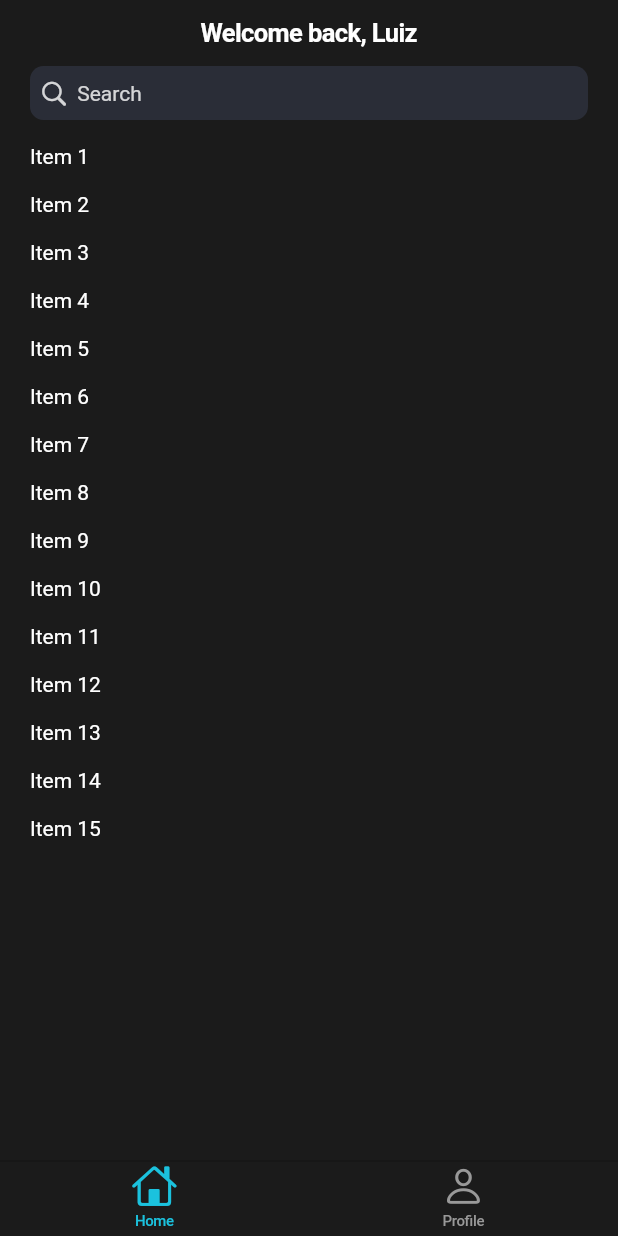
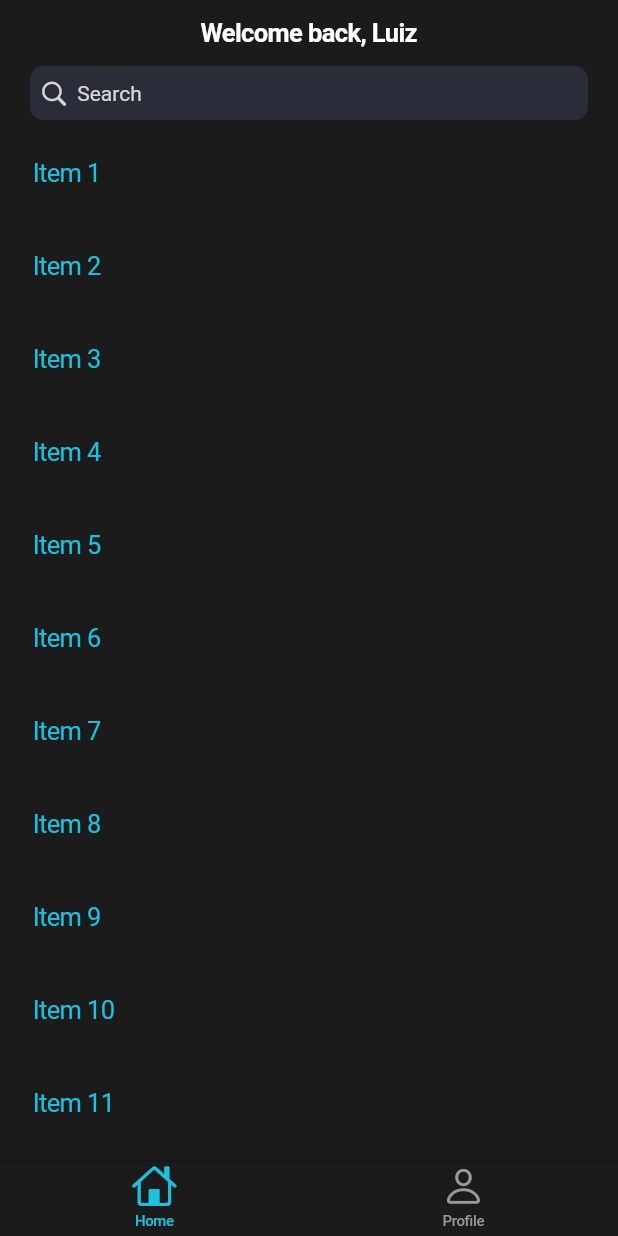
Before and after one commit to LuizGuerra/Flutter-BoilerPlate, a Flutter app: the screen it shows after launch, on a phone screen of 412 x 824 dp. Run offline on Flutter 3.47's test engine with Material 2 defaults, Android fonts, the phone set to English and light mode, and no system bars; our stand-ins replace localstorage; accounts and stored records are empty.

Commit message:
Present routing

```diff
--- a/boilerplate/lib/interface/components/filterable_list_widget.dart
+++ b/boilerplate/lib/interface/components/filterable_list_widget.dart
@@ -1,3 +1,5 @@
+import 'package:boilerplate/interface/components/small_reusable_button.dart';
+import 'package:boilerplate/router/routes.dart';
 import 'package:flutter/cupertino.dart';
 
 import '../../controller/filtered_content_controller.dart';
@@ -11,13 +13,12 @@ class FilterableListWidget<T> extends StatefulWidget {
 }
 
 class FilterableStateListWidget extends State<FilterableListWidget> {
-  static const double _betweenCellsPadding = 8;
+  static const double _betweenCellsPadding = 4;
   @override
   Widget build(BuildContext context) {
     final list = widget.contentController.getList();
     final length = list.length;
     return ListView.builder(
-      physics: const NeverScrollableScrollPhysics(),
       shrinkWrap: true,
       itemCount: length + 2,
       itemBuilder: (context, index) {
@@ -28,7 +29,13 @@ class FilterableStateListWidget extends State<FilterableListWidget> {
         return Padding(
           padding: const EdgeInsets.symmetric(
               horizontal: 20, vertical: _betweenCellsPadding),
-          child: Text("Item ${list[actualIndex]}"),
+          child: SmallReusableButton(
+            configuration: SmallButtonConfigurations.plain(),
+            onPressed: (){
+              Navigator.of(context).pushNamed(Routes.homeFollowUp, arguments: actualIndex);
+            },
+            child: Row(children: [Text("Item ${list[actualIndex]}"), const Spacer()]),
+          ),
         );
       },
     );
--- a/boilerplate/lib/interface/views/home_tab/home.dart
+++ b/boilerplate/lib/interface/views/home_tab/home.dart
@@ -12,9 +12,32 @@ class Home extends StatefulWidget {
 }
 
 class _HomeState extends State<Home> {
-  final customList = <int>[1, 2, 3, 4, 5, 6, 7, 8, 9, 10, 11, 12, 13, 14, 15];
-  final contentController = FilteredContentController<int>(
-      content: <int>[1, 2, 3, 4, 5, 6, 7, 8, 9, 10, 11, 12, 13, 14, 15]);
+  final contentController = FilteredContentController<int>(content: <int>[
+    1,
+    2,
+    3,
+    4,
+    5,
+    6,
+    7,
+    8,
+    9,
+    10,
+    11,
+    12,
+    13,
+    14,
+    15,
+    17,
+    18,
+    19,
+    20,
+    21,
+    22,
+    23,
+    24,
+    25
+  ]);
   final searchController = TextEditingController();
   bool noMatchingFlag = false;
 
@@ -26,7 +49,6 @@ class _HomeState extends State<Home> {
             middle: Text("Welcome back, Luiz",
                 style: TextStyle(color: AppColors.white))),
         child: SafeArea(
-            child: SingleChildScrollView(
             child: Column(
           mainAxisSize: MainAxisSize.min,
           children: [
@@ -43,11 +65,10 @@ class _HomeState extends State<Home> {
               ),
             ),
             noMatchingFlagWidget(),
-              Flexible(
+            Expanded(
                 child: FilterableListWidget(
-                      contentController: contentController))
+                    contentController: contentController)),
           ],
-          ),
         )));
   }
 
--- a/boilerplate/lib/router/router_manager.dart
+++ b/boilerplate/lib/router/router_manager.dart
@@ -35,7 +35,10 @@ class RouterManager {
             case Routes.home:
               return const Home();
             case Routes.homeFollowUp:
-              return const HomeFollowUp();
+              if (args is int) {
+                return HomeFollowUp(indexArgument: args);
+              }
+              break;
             case Routes.profile:
               if (args is SignUpController) {
                 return Profile(signUpController: args);
```
Also changed, not shown: boilerplate/lib/interface/views/home_tab/home_follow_up.dart (+32 -5 lines). Lines whose indentation alone changed are shown as unchanged.
